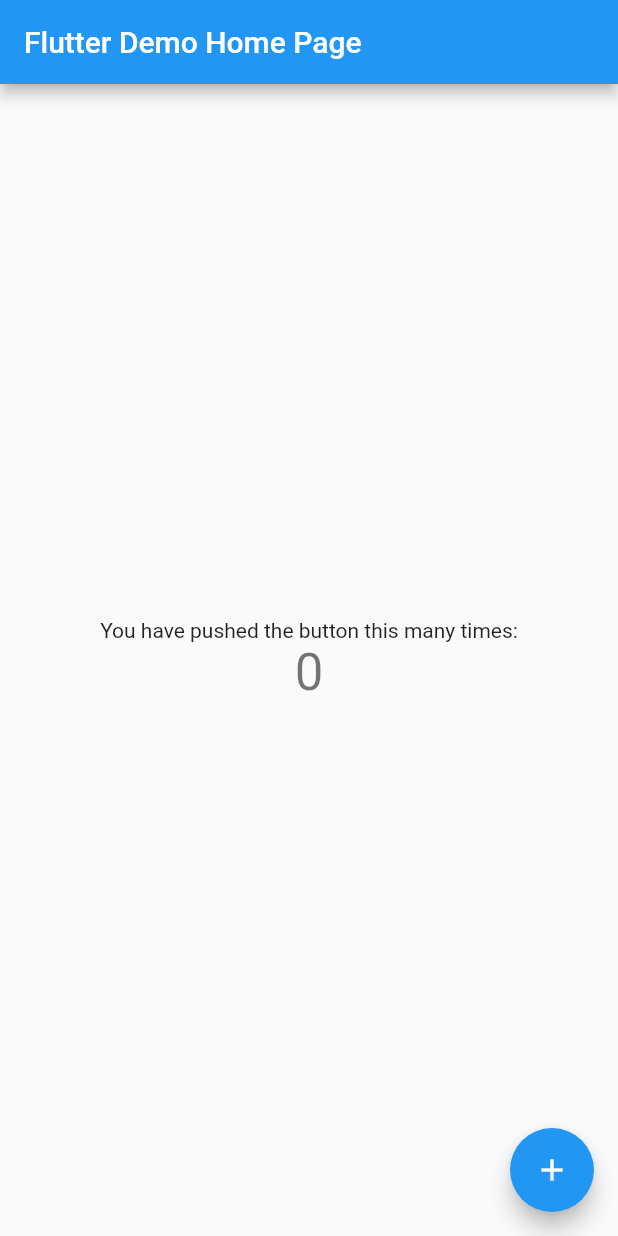
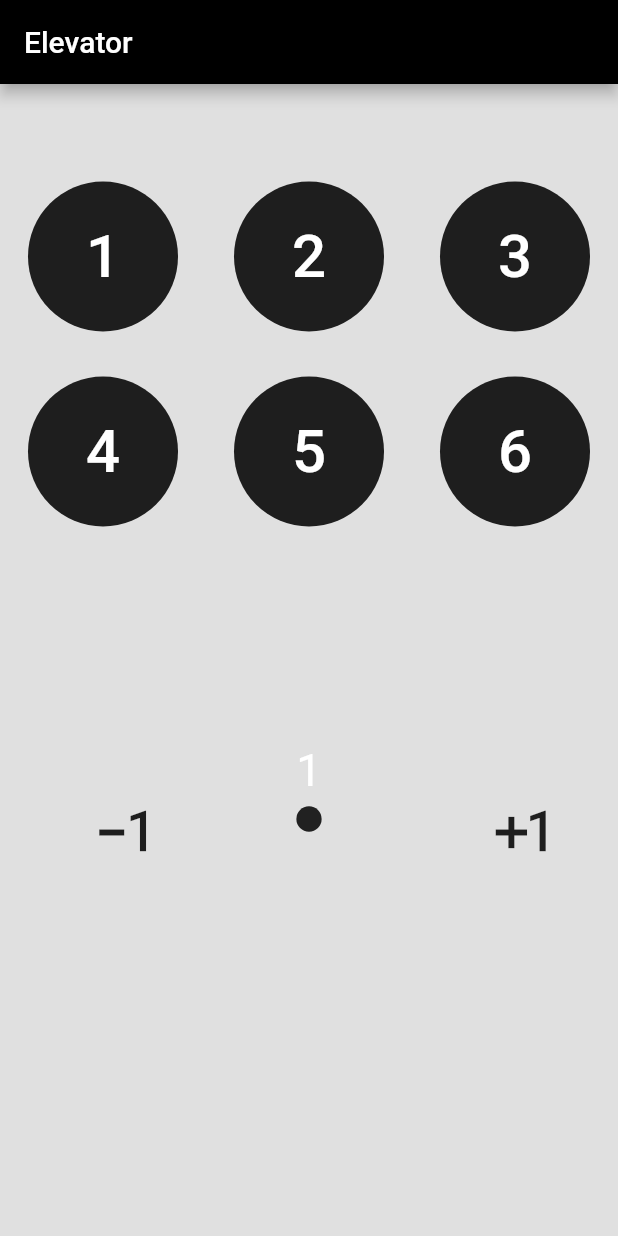
Before and after one commit to TestinaSan/gui, a Flutter app: the screen it shows after launch, on a phone screen of 412 x 824 dp. Run offline on Flutter 3.47's test engine with Material 2 defaults, Android fonts, the phone set to English and light mode, and no system bars.

Commit message:
VAR: gui layout

```diff
--- a/lib/main.dart
+++ b/lib/main.dart
@@ -5,109 +5,91 @@
 }
 
 class MyApp extends StatelessWidget {
-  // This widget is the root of your application.
   @override
   Widget build(BuildContext context) {
     return MaterialApp(
-      title: 'Flutter Demo',
-      theme: ThemeData(
-        // This is the theme of your application.
-        //
-        // Try running your application with "flutter run". You'll see the
-        // application has a blue toolbar. Then, without quitting the app, try
-        // changing the primarySwatch below to Colors.green and then invoke
-        // "hot reload" (press "r" in the console where you ran "flutter run",
-        // or simply save your changes to "hot reload" in a Flutter IDE).
-        // Notice that the counter didn't reset back to zero; the application
-        // is not restarted.
-        primarySwatch: Colors.blue,
-      ),
-      home: MyHomePage(title: 'Flutter Demo Home Page'),
+      home: HomePage('1'),
     );
   }
 }
 
-class MyHomePage extends StatefulWidget {
-  MyHomePage({Key? key, required this.title}) : super(key: key);
-
-  // This widget is the home page of your application. It is stateful, meaning
-  // that it has a State object (defined below) that contains fields that affect
-  // how it looks.
-
-  // This class is the configuration for the state. It holds the values (in this
-  // case the title) provided by the parent (in this case the App widget) and
-  // used by the build method of the State. Fields in a Widget subclass are
-  // always marked "final".
-
-  final String title;
-
-  @override
-  _MyHomePageState createState() => _MyHomePageState();
-}
-
-class _MyHomePageState extends State<MyHomePage> {
-  int _counter = 0;
-
-  void _incrementCounter() {
-    setState(() {
-      // This call to setState tells the Flutter framework that something has
-      // changed in this State, which causes it to rerun the build method below
-      // so that the display can reflect the updated values. If we changed
-      // _counter without calling setState(), then the build method would not be
-      // called again, and so nothing would appear to happen.
-      _counter++;
-    });
-  }
+class Floors extends StatelessWidget {
+  final String floor;
+  Floors(this.floor);
 
   @override
   Widget build(BuildContext context) {
-    // This method is rerun every time setState is called, for instance as done
-    // by the _incrementCounter method above.
-    //
-    // The Flutter framework has been optimized to make rerunning build methods
-    // fast, so that you can just rebuild anything that needs updating rather
-    // than having to individually change instances of widgets.
+    return Expanded(
+      child: Container(
+        margin: EdgeInsets.symmetric(vertical: 15),
+        height: 100,
+        decoration: BoxDecoration(
+          shape: BoxShape.circle,
+          color: Colors.black87,
+        ),
+        child: TextButton(
+          onPressed: () {},
+          child:
+              Text(floor, style: TextStyle(color: Colors.white, fontSize: 40)),
+        ),
+      ),
+    );
+  }
+}
+
+class HomePage extends StatelessWidget {
+  final String floor;
+  HomePage(this.floor);
+
+  @override
+  Widget build(BuildContext context) {
     return Scaffold(
-      appBar: AppBar(
-        // Here we take the value from the MyHomePage object that was created by
-        // the App.build method, and use it to set our appbar title.
-        title: Text(widget.title),
+      backgroundColor: Colors.grey[300],
+      appBar: AppBar(title: Text('Elevator'), backgroundColor: Colors.black),
+      body: Column(
+        children: <Widget>[
+          Divider(height: 50, color: Colors.grey[300]),
+          Row(
+            children: <Widget>[
+              Floors('1'),
+              Floors('2'),
+              Floors('3'),
+            ],
           ),
-      body: Center(
-        // Center is a layout widget. It takes a single child and positions it
-        // in the middle of the parent.
-        child: Column(
-          // Column is also a layout widget. It takes a list of children and
-          // arranges them vertically. By default, it sizes itself to fit its
-          // children horizontally, and tries to be as tall as its parent.
-          //
-          // Invoke "debug painting" (press "p" in the console, choose the
-          // "Toggle Debug Paint" action from the Flutter Inspector in Android
-          // Studio, or the "Toggle Debug Paint" command in Visual Studio Code)
-          // to see the wireframe for each widget.
-          //
-          // Column has various properties to control how it sizes itself and
-          // how it positions its children. Here we use mainAxisAlignment to
-          // center the children vertically; the main axis here is the vertical
-          // axis because Columns are vertical (the cross axis would be
-          // horizontal).
-          mainAxisAlignment: MainAxisAlignment.center,
+          Row(
             children: <Widget>[
-            Text(
-              'You have pushed the button this many times:',
+              Floors('4'),
+              Floors('5'),
+              Floors('6'),
+            ],
           ),
-            Text(
-              '$_counter',
-              style: Theme.of(context).textTheme.headline4,
+          Divider(height: 130, color: Colors.grey[300]),
+          Row(
+            mainAxisAlignment: MainAxisAlignment.spaceAround,
+            children: [
+              IconButton(
+                onPressed: () {},
+                icon: Icon(Icons.exposure_minus_1, size: 50),
+              ),
+              Container(
+                height: 100,
+                decoration: BoxDecoration(
+                  shape: BoxShape.circle,
+                  color: Colors.grey[900],
+                ),
+                child: Text(
+                  floor,
+                  style: TextStyle(color: Colors.white, fontSize: 30),
+                ),
+              ),
+              IconButton(
+                onPressed: () {},
+                icon: Icon(Icons.exposure_plus_1, size: 50),
               ),
             ],
           ),
+        ],
       ),
-      floatingActionButton: FloatingActionButton(
-        onPressed: _incrementCounter,
-        tooltip: 'Increment',
-        child: Icon(Icons.add),
-      ), // This trailing comma makes auto-formatting nicer for build methods.
     );
   }
 }
```
Lines whose indentation alone changed are shown as unchanged.
